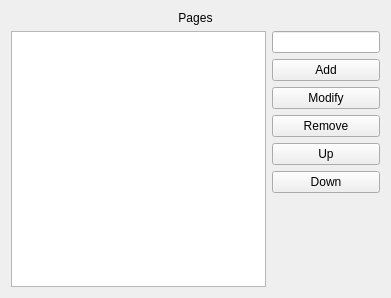
Qt form containments/groupingdesktop/lib/tabbinggroup_config.ui (KDE/kdeplasma-addons) before a commit.
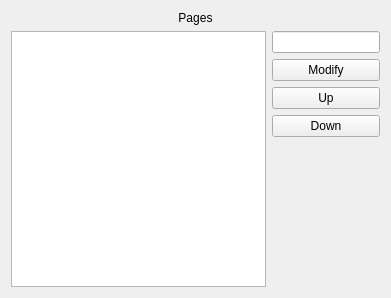
The same form after that commit.

Commit message: simplified the code, added a new tab and a close tab button

```diff
--- a/containments/groupingdesktop/lib/tabbinggroup_config.ui
+++ b/containments/groupingdesktop/lib/tabbinggroup_config.ui
@@ -39,13 +39,6 @@
          <item>
           <widget class="QLineEdit" name="tileEdit"/>
          </item>
-         <item>
-          <widget class="QPushButton" name="addButton">
-           <property name="text">
-            <string>Add</string>
-           </property>
-          </widget>
-         </item>
          <item>
           <widget class="QPushButton" name="modButton">
            <property name="text">
@@ -53,13 +46,6 @@
            </property>
           </widget>
          </item>
-         <item>
-          <widget class="QPushButton" name="delButton">
-           <property name="text">
-            <string>Remove</string>
-           </property>
-          </widget>
-         </item>
          <item>
           <widget class="QPushButton" name="upButton">
            <property name="text">
```
The commit also changes 3 other files.
